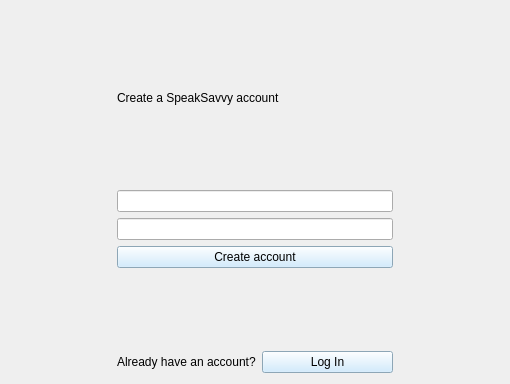
First picture: the form in signup.ui, repository sinfillo/SpeakSavvy, before the edit.
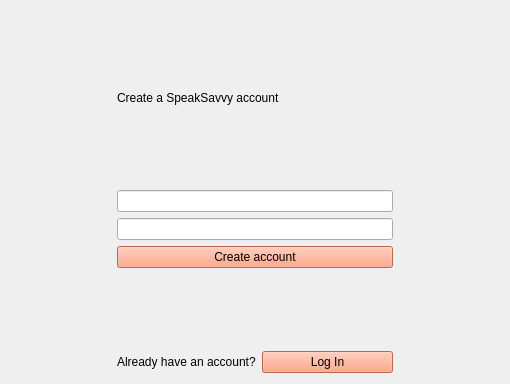
Second picture: the form after the edit.

The edit to the form file:
```diff
--- a/signup.ui
+++ b/signup.ui
@@ -18,7 +18,7 @@
     <widget class="QPushButton" name="pushButton">
      <property name="styleSheet">
       <string notr="true">font: 13pt &quot;Monaco&quot;;
-background-color: rgb(198, 232, 255);</string>
+background-color: rgb(255, 144, 106);</string>
      </property>
      <property name="text">
       <string>Create account</string>
@@ -68,7 +68,7 @@
     <widget class="QPushButton" name="pushButton_2">
      <property name="styleSheet">
       <string notr="true">font: 13pt &quot;Monaco&quot;;
-background-color: rgb(198, 232, 255);</string>
+background-color: rgb(255, 144, 106);</string>
      </property>
      <property name="text">
       <string>Log In</string>
```
